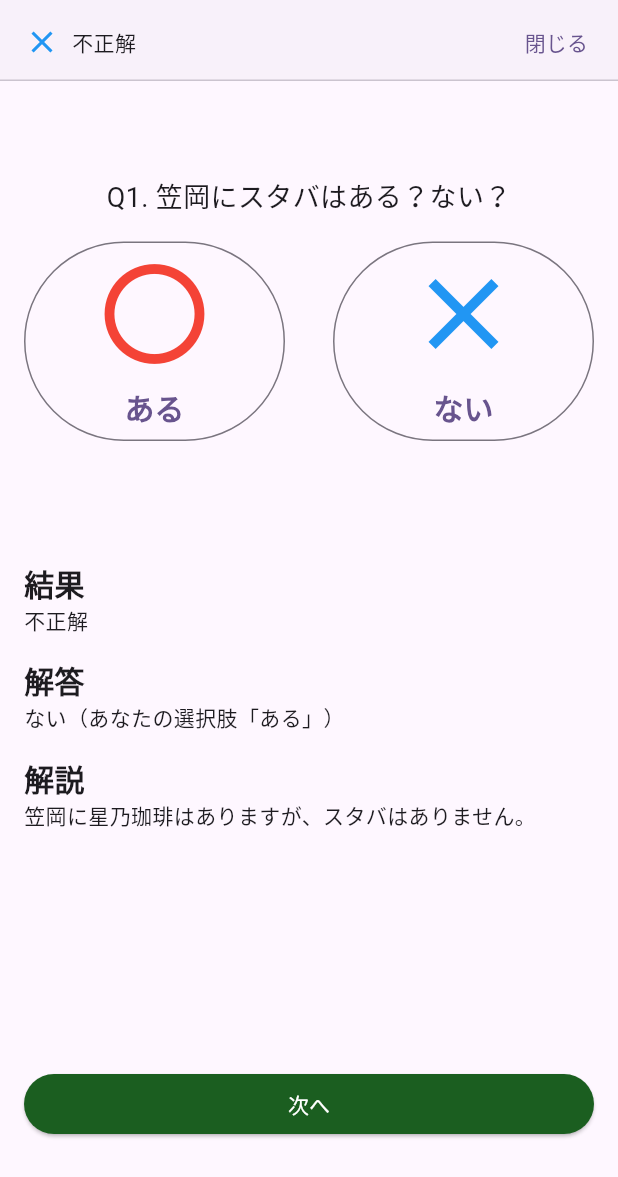
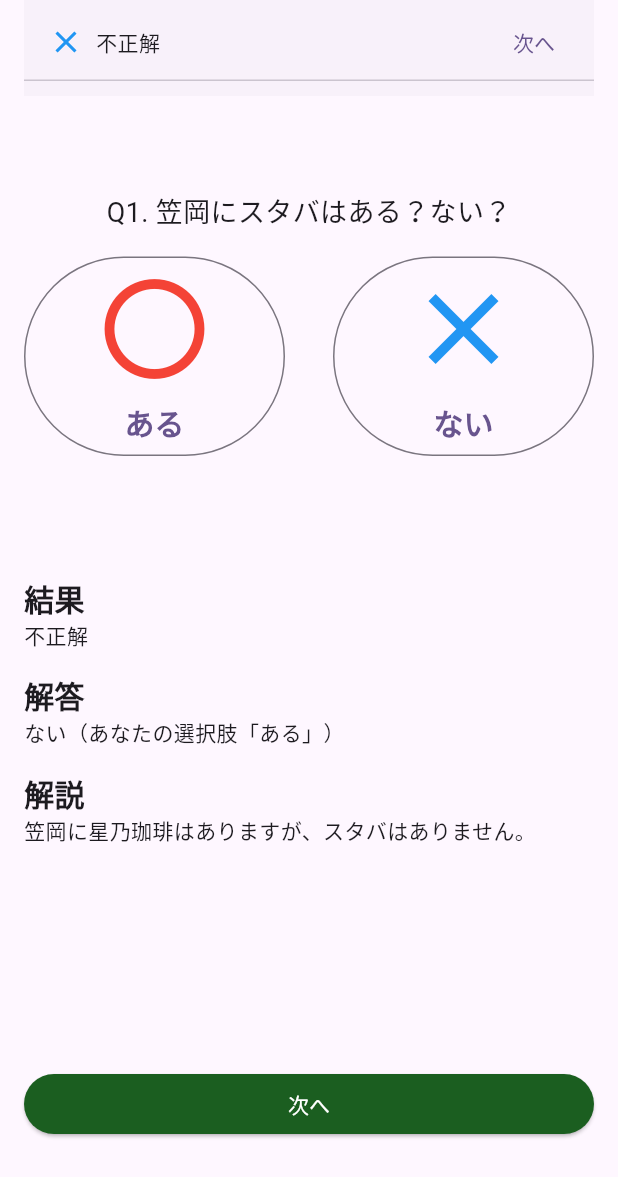
Before and after one commit to KobayashiYoh/kasaoka_arunai_quiz, a Flutter app: the QuizPage screen opened directly, after a tap on "ある", on a phone screen of 412 x 824 dp. Shown: the top 1177 px of the screen. Run offline on Flutter 3.47's test engine with Material 3 defaults, Android fonts, the light colour scheme and no system bars.

Commit message:
バナーがスクロールされる不具合を修正

```diff
--- a/lib/pages/quiz_page.dart
+++ b/lib/pages/quiz_page.dart
@@ -21,7 +21,7 @@
 
   bool get _isFinalQuiz => _currentQuizIndex == Constants.quizData.length - 1;
 
-  MaterialBanner get _resultBanner {
+  Widget _resultBanner() {
     return MaterialBanner(
       content: Row(
         children: [
@@ -40,10 +40,8 @@
       ),
       actions: [
         TextButton(
-          onPressed: () {
-            ScaffoldMessenger.of(context).clearMaterialBanners();
-          },
-          child: const Text('閉じる'),
+          onPressed: () => _onTapNext(context),
+          child: const Text('次へ'),
         ),
       ],
     );
@@ -59,11 +57,9 @@
         _score++;
       });
     }
-    ScaffoldMessenger.of(context).showMaterialBanner(_resultBanner);
   }
 
-  void _onTapNext() {
-    ScaffoldMessenger.of(context).clearMaterialBanners();
+  void _onTapNext(BuildContext context) {
     if (_isFinalQuiz) {
       Navigator.pushReplacement(
         context,
@@ -86,6 +82,11 @@
           padding: const EdgeInsets.symmetric(horizontal: 16.0),
           child: Column(
             children: [
+              SizedBox(
+                  height: 64.0,
+                  child: _selectedAnswer == null
+                      ? const SizedBox.shrink()
+                      : _resultBanner()),
               const SizedBox(height: 64.0),
               Text(
                 'Q${_currentQuizIndex + 1}. ${_currentQuiz.question}',
@@ -136,7 +137,8 @@
               SizedBox(
                 width: double.infinity,
                 child: ElevatedButton(
-                  onPressed: _selectedAnswer == null ? null : _onTapNext,
+                  onPressed: () =>
+                      _selectedAnswer == null ? null : _onTapNext(context),
                   child: Text(_isFinalQuiz ? '結果を見る' : '次へ'),
                 ),
               ),
```
